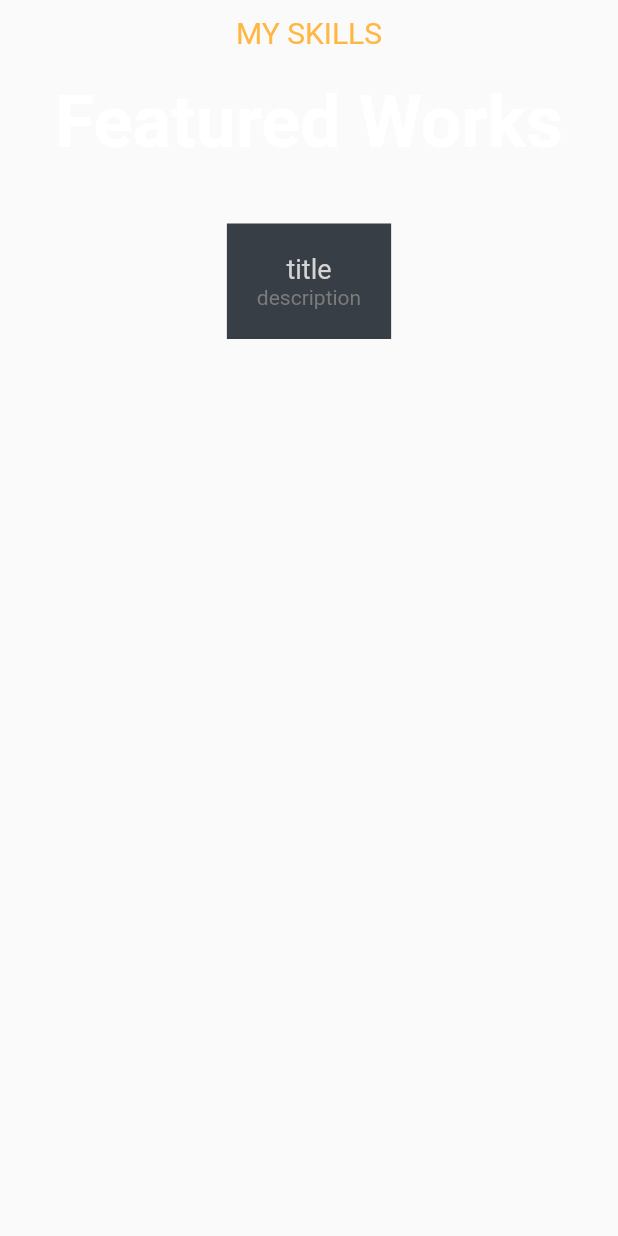
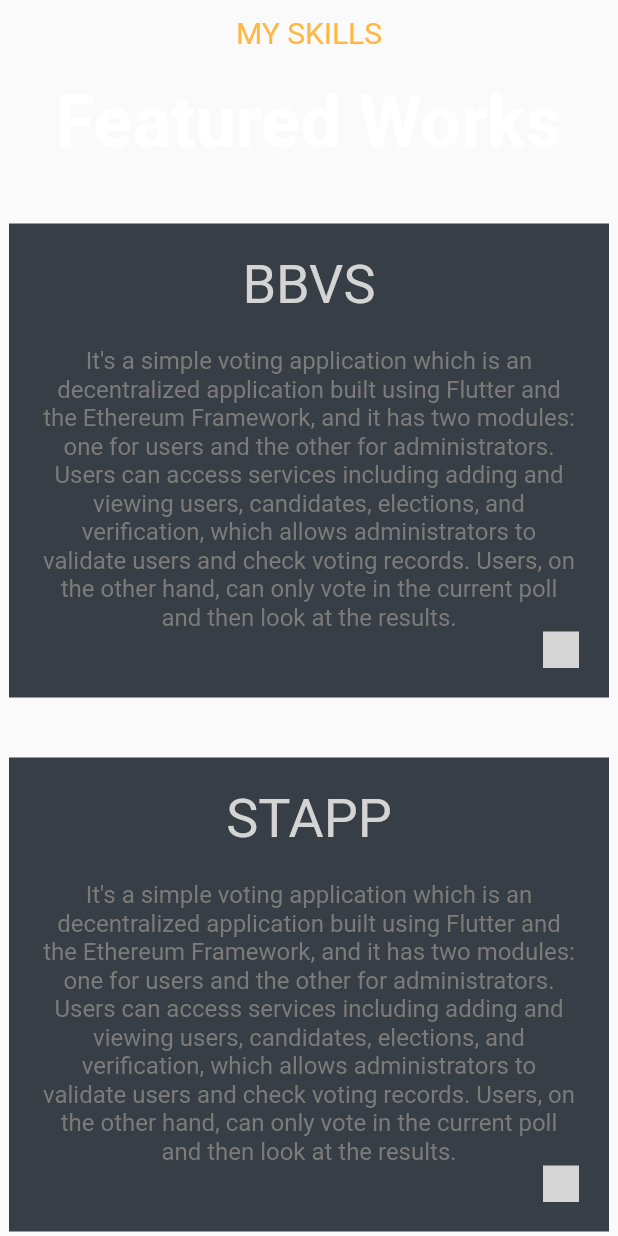
Before and after one commit to archp4/flutter_portfolio_v1, a Flutter app: the PersonalProject widget shown alone on an empty page, opened directly, on a phone screen of 412 x 824 dp. Run offline on Flutter 3.47's test engine with Material 2 defaults, Android fonts, the phone set to English and light mode, and no system bars; our stand-ins replace dio, flutter_svg, timeline_tile; network calls fail; grey boxes are pictures that could not be loaded.

Commit message:
v1 almost done

```diff
--- a/lib/models/projects.dart
+++ b/lib/models/projects.dart
@@ -16,13 +16,17 @@
     title: 'BBVS',
     description:
         "It's a simple voting application which is an decentralized application built using Flutter and the Ethereum Framework, and it has two modules: one for users and the other for administrators. Users can access services including adding and viewing users, candidates, elections, and verification, which allows administrators to validate users and check voting records. Users, on the other hand, can only vote in the current poll and then look at the results.",
-    links: Links(),
+    links: Links(
+      youtube: 'https://youtu.be/NdPwz8lnjYs',
+    ),
   ),
   Projects(
     title: 'STAPP',
     description:
         "It's a simple voting application which is an decentralized application built using Flutter and the Ethereum Framework, and it has two modules: one for users and the other for administrators. Users can access services including adding and viewing users, candidates, elections, and verification, which allows administrators to validate users and check voting records. Users, on the other hand, can only vote in the current poll and then look at the results.",
-    links: Links(),
+    links: Links(
+      youtube: 'https://youtu.be/P99sKll6PmI',
+    ),
   ),
   Projects(
     title: 'Social Distance Indicator',
--- a/lib/views/work.dart
+++ b/lib/views/work.dart
@@ -1,8 +1,11 @@
 import 'package:flutter/material.dart';
 import 'package:portfilo/models/consts.dart';
+import 'package:portfilo/models/links.dart';
+import 'package:portfilo/models/projects.dart';
 import 'package:portfilo/widget/custom_textstyle.dart';
 import 'package:portfilo/widget/header_text.dart';
 import 'package:portfilo/widget/highlight_section.dart';
+import 'package:portfilo/widget/icons.dart';
 
 class PersonalProject extends StatelessWidget {
   const PersonalProject({Key? key}) : super(key: key);
@@ -20,11 +23,27 @@
             const SizedBox(height: 10),
             headerText(text: "Featured Works"),
             const SizedBox(height: 40),
-            card(
-              title: "",
-              description: "",
-              links: "",
-            )
+            Wrap(
+              spacing: 40,
+              runSpacing: 40,
+              children: [
+                card(
+                  title: projects[0].title,
+                  description: projects[0].description,
+                  links: projects[0].links,
+                ),
+                card(
+                  title: projects[1].title,
+                  description: projects[1].description,
+                  links: projects[1].links,
+                ),
+                card(
+                  title: projects[2].title,
+                  description: projects[2].description,
+                  links: projects[2].links,
+                ),
+              ],
+            ),
           ],
         ),
       ),
@@ -34,9 +53,10 @@
   Widget card({
     required String title,
     required String description,
-    required String links,
+    required Links links,
   }) {
     return Container(
+      width: 400,
       decoration: BoxDecoration(color: constantValue.cardBackground),
       padding: const EdgeInsets.all(20),
       child: Stack(
@@ -44,15 +64,43 @@
           Column(
             children: [
               Text(
-                'title',
+                title,
                 style: workTitleTextStyle(),
               ),
+              const SizedBox(height: 20),
               Text(
-                'description',
+                description,
                 style: worksubtitleTextStyle(),
+                textAlign: TextAlign.center,
+              ),
+              const SizedBox(
+                height: 24,
               ),
             ],
           ),
+          Positioned(
+            right: 0,
+            bottom: 0,
+            child: Row(
+              children: [
+                if (links.github != null)
+                  circleIconNetwork(
+                    assetsPath:
+                        'https://api.iconify.design/icon-park/github-one.svg',
+                  ),
+                if (links.youtube != null)
+                  circleIconNetwork(
+                    assetsPath:
+                        'https://api.iconify.design/logos/youtube-icon.svg',
+                  ),
+                if (links.demo != null)
+                  circleIconNetwork(
+                    assetsPath:
+                        'https://api.iconify.design/akar-icons/link-chain.svg',
+                  ),
+              ],
+            ),
+          )
         ],
       ),
     );
--- a/lib/widget/custom_textstyle.dart
+++ b/lib/widget/custom_textstyle.dart
@@ -24,13 +24,13 @@
 TextStyle workTitleTextStyle() {
   return const TextStyle(
     color: Color(0xffd4d4d4),
-    fontSize: 18,
+    fontSize: 36,
   );
 }
 
 TextStyle worksubtitleTextStyle() {
   return const TextStyle(
     color: Color(0xff7B7B7B),
-    fontSize: 14,
+    fontSize: 16,
   );
 }
--- a/lib/widget/icons.dart
+++ b/lib/widget/icons.dart
@@ -34,3 +34,19 @@
     ),
   );
 }
+
+Widget circleIconNetwork({required String assetsPath}) {
+  return Container(
+    decoration: const BoxDecoration(
+      color: Color(0xff383E45),
+      shape: BoxShape.circle,
+    ),
+    child: SizedBox(
+      width: 24,
+      height: 24,
+      child: SvgPicture.network(
+        assetsPath,
+      ),
+    ),
+  );
+}
```
